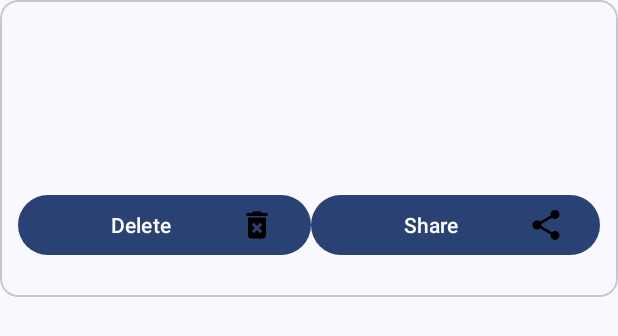
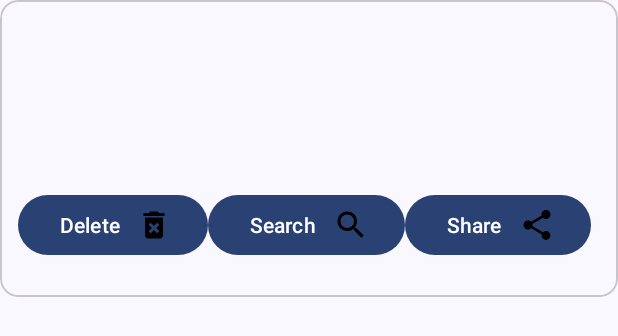
Before and after one commit to msiejak/Barstore, an Android app: the layout code_sheet.xml on its own in the app's theme, with its tools: preview values and no code run, on a phone screen of 412 x 824 dp. Shown: the top 336 px of the screen. Run offline under Robolectric (Android 15) with nearby library versions, the phone set to English and light mode, and no system bars.

Commit message:
add search functionality

```diff
--- a/app/src/main/java/com/msiejak/barstore/Barcode.kt
+++ b/app/src/main/java/com/msiejak/barstore/Barcode.kt
@@ -83,8 +83,6 @@
             FileWriter(File(c.filesDir, "barcodes.json")).use {
                 it.write(barcodes.toString())
             }
-        }else {
-
         }
     }
 
--- a/app/src/main/java/com/msiejak/barstore/MainActivity.kt
+++ b/app/src/main/java/com/msiejak/barstore/MainActivity.kt
@@ -1,5 +1,6 @@
 package com.msiejak.barstore
 
+import android.app.SearchManager
 import android.content.ActivityNotFoundException
 import android.content.Intent
 import android.graphics.Bitmap
@@ -20,11 +21,11 @@
 import com.google.mlkit.vision.barcode.BarcodeScannerOptions
 import com.google.mlkit.vision.barcode.BarcodeScanning
 import com.google.mlkit.vision.common.InputImage
-import com.msiejak.barstore.databinding.ActivityMainBinding
-import org.json.JSONArray
 import com.google.zxing.MultiFormatWriter
 import com.google.zxing.WriterException
 import com.google.zxing.common.BitMatrix
+import com.msiejak.barstore.databinding.ActivityMainBinding
+import org.json.JSONArray
 import java.io.ByteArrayOutputStream
 
 
@@ -81,6 +82,11 @@
             sheetDialog?.findViewById<MaterialButton>(R.id.delete)?.setOnClickListener {
                 Barcode.deleteBarcode(this@MainActivity, index)
                 Toast.makeText(this@MainActivity, "Barcode deleted", Toast.LENGTH_SHORT).show()
+            }
+            sheetDialog?.findViewById<MaterialButton>(R.id.search)?.setOnClickListener {
+                val intent = Intent(Intent.ACTION_WEB_SEARCH)
+                intent.putExtra(SearchManager.QUERY, barcode.barcodeString)
+                startActivity(intent)
             }
             sheetDialog?.findViewById<MaterialButton>(R.id.share)?.setOnClickListener {
                 val shareIntent = Intent()
@@ -140,8 +146,7 @@
 
     private fun processImage(image: Bitmap) {
         val bitmap = InputImage.fromBitmap(image, 0)
-        val options = BarcodeScannerOptions.Builder()
-            .setBarcodeFormats(
+        val options = BarcodeScannerOptions.Builder().setBarcodeFormats(
                 com.google.mlkit.vision.barcode.common.Barcode.FORMAT_AZTEC,
                 com.google.mlkit.vision.barcode.common.Barcode.FORMAT_CODABAR,
                 com.google.mlkit.vision.barcode.common.Barcode.FORMAT_CODE_128,
@@ -154,12 +159,11 @@
                 com.google.mlkit.vision.barcode.common.Barcode.FORMAT_QR_CODE,
                 com.google.mlkit.vision.barcode.common.Barcode.FORMAT_UPC_A,
                 com.google.mlkit.vision.barcode.common.Barcode.FORMAT_UPC_E,
-                com.google.mlkit.vision.barcode.common.Barcode.FORMAT_PDF417
-            )
-            .build()
+                com.google.mlkit.vision.barcode.common.Barcode.FORMAT_PDF417,
+            ).build()
 
         val scanner = BarcodeScanning.getClient(options)
-        val result = scanner.process(bitmap)
+        scanner.process(bitmap)
             .addOnSuccessListener { barcodes ->
                     try {
                         Toast.makeText(this@MainActivity, barcodes[0].displayValue, Toast.LENGTH_LONG).show()
--- /dev/null
+++ b/app/src/main/res/drawable/ic_baseline_search_24.xml
@@ -0,0 +1,5 @@
+<vector android:height="24dp" android:tint="#000000"
+    android:viewportHeight="24" android:viewportWidth="24"
+    android:width="24dp" xmlns:android="http://schemas.android.com/apk/res/android">
+    <path android:fillColor="@android:color/white" android:pathData="M15.5,14h-0.79l-0.28,-0.27C15.41,12.59 16,11.11 16,9.5 16,5.91 13.09,3 9.5,3S3,5.91 3,9.5 5.91,16 9.5,16c1.61,0 3.09,-0.59 4.23,-1.57l0.27,0.28v0.79l5,4.99L20.49,19l-4.99,-5zM9.5,14C7.01,14 5,11.99 5,9.5S7.01,5 9.5,5 14,7.01 14,9.5 11.99,14 9.5,14z"/>
+</vector>
--- a/app/src/main/res/layout/code_sheet.xml
+++ b/app/src/main/res/layout/code_sheet.xml
@@ -28,7 +28,7 @@
 
         <LinearLayout
             android:layout_width="match_parent"
-            android:weightSum="2"
+            android:weightSum="3"
             android:layout_marginBottom="24dp"
             android:layout_marginHorizontal="12dp"
             android:layout_height="wrap_content">
@@ -38,14 +38,21 @@
                 android:drawableEnd="@drawable/ic_baseline_delete_forever_24"
                 android:layout_height="wrap_content"
                 android:text="@string/delete"
-                android:layout_weight="1"
+                android:layout_weight=".8"
                 android:id="@+id/delete" />
+            <com.google.android.material.button.MaterialButton
+                android:layout_width="wrap_content"
+                android:drawableEnd="@drawable/ic_baseline_search_24"
+                android:layout_height="wrap_content"
+                android:text="@string/search"
+                android:layout_weight=".8"
+                android:id="@+id/search" />
             <com.google.android.material.button.MaterialButton
                 android:layout_width="wrap_content"
                 android:drawableEnd="@drawable/ic_baseline_share_24"
                 android:layout_height="wrap_content"
                 android:text="@string/share"
-                android:layout_weight="1"
+                android:layout_weight=".8"
                 android:id="@+id/share" />
 
         </LinearLayout>
--- a/app/src/main/res/values/strings.xml
+++ b/app/src/main/res/values/strings.xml
@@ -5,4 +5,5 @@
     <string name="name">Name</string>
     <string name="delete">Delete</string>
     <string name="share">Share</string>
+    <string name="search">Search</string>
 </resources>
```
